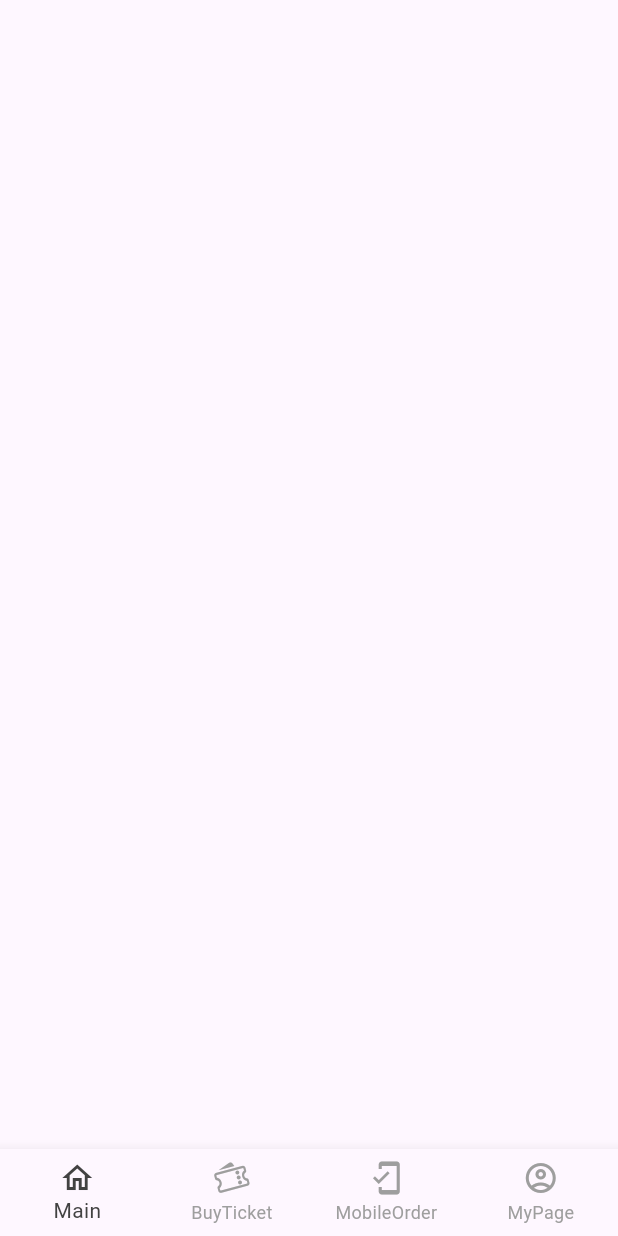
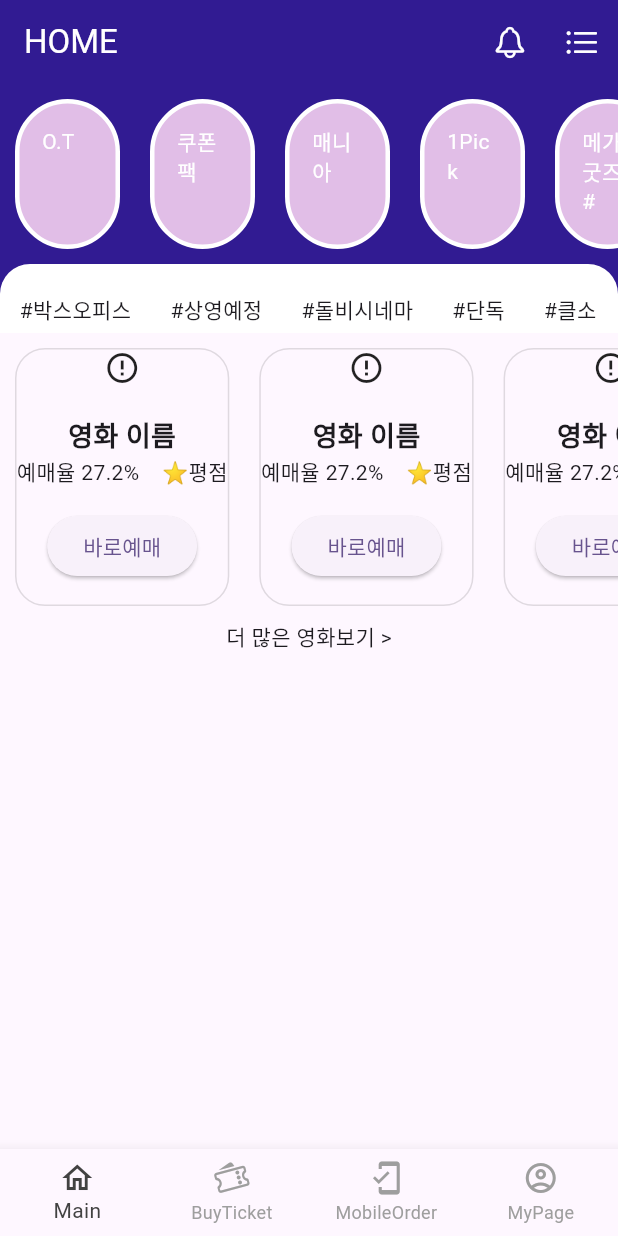
Before and after one commit to dav1n9/movie_clone, a Flutter app: the screen it shows after launch, on a phone screen of 412 x 824 dp. Run offline on Flutter 3.47's test engine with Material 2 defaults, Android fonts, the light colour scheme and no system bars; network calls fail.

Commit message:
main_screen 레이아웃 구현현

```diff
--- a/lib/screen/main_screen.dart
+++ b/lib/screen/main_screen.dart
@@ -1,10 +1,148 @@
+import 'package:flutter/cupertino.dart';
 import 'package:flutter/material.dart';
 
-class MainScreen extends StatelessWidget {
+class MainScreen extends StatefulWidget {
   const MainScreen({super.key});
 
   @override
+  State<MainScreen> createState() => _MainScreenState();
+}
+
+class _MainScreenState extends State<MainScreen> {
+  List<String> events = ["O.T", "쿠폰팩", "매니아", "1Pick", "메가굿즈#", "배라박스", "매진임박"];
+  List<String> category = ["박스오피스", "상영예정", "돌비시네마", "단독", "클소", "필소"];
+
+  Widget eventsBox(String name) {
+    return InkWell(
+      onTap: () {},
+      child: Container(
+        width: 70,
+        height: 100,
+        padding: const EdgeInsets.all(15),
+        margin: const EdgeInsets.all(10),
+        decoration: BoxDecoration(
+          color: Colors.purple.shade100,
+          borderRadius: BorderRadius.circular(50),
+          border: Border.all(color: Colors.white, width: 3),
+        ),
+        child: Text(
+          name,
+          style: const TextStyle(color: Colors.white),
+        ),
+      ),
+    );
+  }
+
+  Widget movieBox() {
+    return Container(
+      margin: const EdgeInsets.all(10),
+      decoration: BoxDecoration(
+        borderRadius: BorderRadius.circular(20),
+        border: Border.all(
+          color: Colors.black12,
+          width: 1,
+        ),
+      ),
+      child: Column(
+        children: [
+          ClipRRect(
+            borderRadius: const BorderRadius.vertical(top: Radius.circular(20)),
+            child: Image.network(
+              'https://picsum.photos/id/421/200/200',
+              errorBuilder: (BuildContext? context, Object? exception,
+                  StackTrace? stackTrace) {
+                return const Icon(Icons.error_outline);
+              },
+            ),
+          ),
+          const SizedBox(height: 20),
+          const Text(
+            "영화 이름",
+            style: TextStyle(
+              fontWeight: FontWeight.bold,
+              fontSize: 18,
+            ),
+          ),
+          const Row(
+            children: [
+              Text("예매율 27.2%"),
+              SizedBox(width: 15),
+              Text("⭐평점"),
+            ],
+          ),
+          Padding(
+            padding: const EdgeInsets.all(15.0),
+            child: ElevatedButton(
+              onPressed: () {},
+              child: const Text("바로예매"),
+            ),
+          ),
+        ],
+      ),
+    );
+  }
+
+  @override
   Widget build(BuildContext context) {
-    return const Scaffold();
+    return Scaffold(
+      appBar: AppBar(
+        backgroundColor: Colors.deepPurple.shade900,
+        foregroundColor: Colors.white,
+        title: const Text("HOME"),
+        actions: [
+          IconButton(
+            icon: const Icon(CupertinoIcons.bell),
+            onPressed: () {},
+          ),
+          IconButton(
+            icon: const Icon(CupertinoIcons.list_bullet),
+            onPressed: () {},
+          ),
+        ],
+      ),
+      body: SingleChildScrollView(
+        child: Column(
+          children: [
+            Container(
+              decoration: BoxDecoration(
+                color: Colors.deepPurple.shade900,
+              ),
+              child: SingleChildScrollView(
+                scrollDirection: Axis.horizontal,
+                child: Row(children: events.map((e) => eventsBox(e)).toList()),
+              ),
+            ),
+            Container(
+              decoration: BoxDecoration(
+                color: Colors.deepPurple.shade900,
+              ),
+              child: Container(
+                decoration: const BoxDecoration(
+                  color: Colors.white,
+                  borderRadius: BorderRadius.vertical(top: Radius.circular(20)),
+                ),
+                child: SingleChildScrollView(
+                  scrollDirection: Axis.horizontal,
+                  child: Row(
+                      children: category.map((e) {
+                    return Padding(
+                      padding: const EdgeInsets.fromLTRB(13, 20, 13, 5),
+                      child: Text("#$e"),
+                    );
+                  }).toList()),
+                ),
+              ),
+            ),
+            SingleChildScrollView(
+              scrollDirection: Axis.horizontal,
+              child: Row(children: [
+                for (int i = 0; i < 8; i++) ...[movieBox()]
+              ]),
+            ),
+            const Text("더 많은 영화보기 >"),
+          ],
+        ),
+      ),
+    );
   }
 }
```
